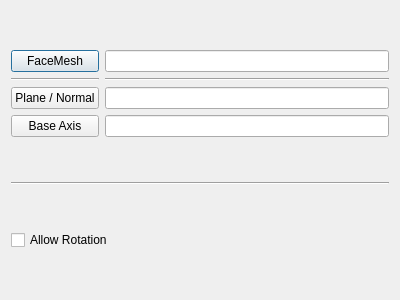
Above: UVUnwrap/resources/ui/UVMesh_plane.ui from Jarno-de-Wit/UVUnwrap before the change. Below: the same form after it.
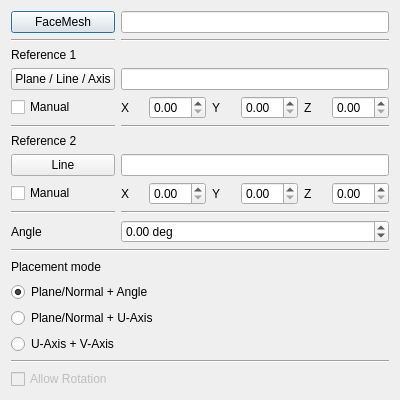
That is the form after the change.

```diff
--- a/UVUnwrap/resources/ui/UVMesh_plane.ui
+++ b/UVUnwrap/resources/ui/UVMesh_plane.ui
@@ -7,7 +7,7 @@
     <x>0</x>
     <y>0</y>
     <width>400</width>
-    <height>300</height>
+    <height>400</height>
    </rect>
   </property>
   <property name="windowTitle">
@@ -59,25 +59,22 @@
       </widget>
      </item>
      <item row="2" column="0">
-      <widget class="QPushButton" name="Plane_select">
+      <widget class="QLabel" name="Ref1_label">
        <property name="text">
-        <string>Plane / Normal</string>
+        <string>Reference 1</string>
        </property>
-       <property name="checkable">
-        <bool>true</bool>
-       </property>
-       <attribute name="buttonGroup">
-        <string notr="true">Select_group</string>
-       </attribute>
       </widget>
      </item>
-     <item row="2" column="1">
-      <widget class="QLineEdit" name="Plane_textbox"/>
-     </item>
      <item row="3" column="0">
-      <widget class="QPushButton" name="Axis_select">
+      <widget class="QPushButton" name="Ref1_select">
+       <property name="minimumSize">
+        <size>
+         <width>100</width>
+         <height>0</height>
+        </size>
+       </property>
        <property name="text">
-        <string>Base Axis</string>
+        <string>Plane / Line / Axis</string>
        </property>
        <property name="checkable">
         <bool>true</bool>
@@ -88,12 +85,177 @@
       </widget>
      </item>
      <item row="3" column="1">
-      <widget class="QLineEdit" name="Axis_textbox"/>
+      <widget class="QLineEdit" name="Ref1_textbox"/>
+     </item>
+     <item row="4" column="0">
+      <widget class="QCheckBox" name="Ref1_manual">
+       <property name="text">
+        <string>Manual</string>
+       </property>
+      </widget>
+     </item>
+     <item row="4" column="1">
+      <layout class="QHBoxLayout" name="horizontalLayout">
+       <item>
+        <widget class="QLabel" name="X1_label">
+         <property name="text">
+          <string>X</string>
+         </property>
+        </widget>
+       </item>
+       <item>
+        <widget class="QDoubleSpinBox" name="X1"/>
+       </item>
+       <item>
+        <widget class="QLabel" name="Y1_label">
+         <property name="text">
+          <string>Y</string>
+         </property>
+        </widget>
+       </item>
+       <item>
+        <widget class="QDoubleSpinBox" name="Y1"/>
+       </item>
+       <item>
+        <widget class="QLabel" name="Z1_label">
+         <property name="text">
+          <string>Z</string>
+         </property>
+        </widget>
+       </item>
+       <item>
+        <widget class="QDoubleSpinBox" name="Z1"/>
+       </item>
+      </layout>
+     </item>
+     <item row="5" column="0">
+      <widget class="QFrame" name="line_3">
+       <property name="frameShape">
+        <enum>QFrame::Shape::HLine</enum>
+       </property>
+       <property name="frameShadow">
+        <enum>QFrame::Shadow::Sunken</enum>
+       </property>
+      </widget>
+     </item>
+     <item row="5" column="1">
+      <widget class="QFrame" name="line_4">
+       <property name="frameShape">
+        <enum>QFrame::Shape::HLine</enum>
+       </property>
+       <property name="frameShadow">
+        <enum>QFrame::Shadow::Sunken</enum>
+       </property>
+      </widget>
+     </item>
+     <item row="6" column="0">
+      <widget class="QLabel" name="Ref2_label">
+       <property name="text">
+        <string>Reference 2</string>
+       </property>
+      </widget>
+     </item>
+     <item row="7" column="0">
+      <widget class="QPushButton" name="Ref2_select">
+       <property name="text">
+        <string>Line</string>
+       </property>
+       <property name="checkable">
+        <bool>true</bool>
+       </property>
+       <attribute name="buttonGroup">
+        <string notr="true">Select_group</string>
+       </attribute>
+      </widget>
+     </item>
+     <item row="7" column="1">
+      <widget class="QLineEdit" name="Ref2_textbox"/>
+     </item>
+     <item row="8" column="0">
+      <widget class="QCheckBox" name="Ref2_manual">
+       <property name="text">
+        <string>Manual</string>
+       </property>
+      </widget>
+     </item>
+     <item row="8" column="1">
+      <layout class="QHBoxLayout" name="horizontalLayout_3">
+       <item>
+        <widget class="QLabel" name="X2_label">
+         <property name="text">
+          <string>X</string>
+         </property>
+        </widget>
+       </item>
+       <item>
+        <widget class="QDoubleSpinBox" name="X2"/>
+       </item>
+       <item>
+        <widget class="QLabel" name="Y2_label">
+         <property name="text">
+          <string>Y</string>
+         </property>
+        </widget>
+       </item>
+       <item>
+        <widget class="QDoubleSpinBox" name="Y2"/>
+       </item>
+       <item>
+        <widget class="QLabel" name="Z2_label">
+         <property name="text">
+          <string>Z</string>
+         </property>
+        </widget>
+       </item>
+       <item>
+        <widget class="QDoubleSpinBox" name="Z2"/>
+       </item>
+      </layout>
+     </item>
+     <item row="9" column="0">
+      <widget class="QFrame" name="line_5">
+       <property name="frameShape">
+        <enum>QFrame::Shape::HLine</enum>
+       </property>
+       <property name="frameShadow">
+        <enum>QFrame::Shadow::Sunken</enum>
+       </property>
+      </widget>
+     </item>
+     <item row="9" column="1">
+      <widget class="QFrame" name="line_6">
+       <property name="frameShape">
+        <enum>QFrame::Shape::HLine</enum>
+       </property>
+       <property name="frameShadow">
+        <enum>QFrame::Shadow::Sunken</enum>
+       </property>
+      </widget>
+     </item>
+     <item row="10" column="0">
+      <widget class="QLabel" name="Angle_label">
+       <property name="text">
+        <string>Angle</string>
+       </property>
+      </widget>
+     </item>
+     <item row="10" column="1">
+      <widget class="QDoubleSpinBox" name="Angle">
+       <property name="suffix">
+        <string> deg</string>
+       </property>
+       <property name="minimum">
+        <double>-360.000000000000000</double>
+       </property>
+       <property name="maximum">
+        <double>360.000000000000000</double>
+       </property>
+      </widget>
      </item>
     </layout>
    </item>
    <item row="1" column="0">
-    <widget class="QFrame" name="line_3">
+    <widget class="QFrame" name="line_7">
      <property name="frameShape">
       <enum>QFrame::Shape::HLine</enum>
      </property>
@@ -103,7 +265,60 @@
     </widget>
    </item>
    <item row="2" column="0">
+    <widget class="QLabel" name="Attach_label">
+     <property name="text">
+      <string>Placement mode</string>
+     </property>
+    </widget>
+   </item>
+   <item row="3" column="0">
+    <widget class="QRadioButton" name="Attach_1">
+     <property name="text">
+      <string>Plane/Normal + Angle</string>
+     </property>
+     <property name="checked">
+      <bool>true</bool>
+     </property>
+     <attribute name="buttonGroup">
+      <string notr="true">Attach_group</string>
+     </attribute>
+    </widget>
+   </item>
+   <item row="4" column="0">
+    <widget class="QRadioButton" name="Attach_2">
+     <property name="text">
+      <string>Plane/Normal + U-Axis</string>
+     </property>
+     <attribute name="buttonGroup">
+      <string notr="true">Attach_group</string>
+     </attribute>
+    </widget>
+   </item>
+   <item row="5" column="0">
+    <widget class="QRadioButton" name="Attach_3">
+     <property name="text">
+      <string>U-Axis + V-Axis</string>
+     </property>
+     <attribute name="buttonGroup">
+      <string notr="true">Attach_group</string>
+     </attribute>
+    </widget>
+   </item>
+   <item row="6" column="0">
+    <widget class="QFrame" name="line_8">
+     <property name="frameShape">
+      <enum>QFrame::Shape::HLine</enum>
+     </property>
+     <property name="frameShadow">
+      <enum>QFrame::Shadow::Sunken</enum>
+     </property>
+    </widget>
+   </item>
+   <item row="7" column="0">
     <widget class="QCheckBox" name="Allow_rotation">
+     <property name="enabled">
+      <bool>false</bool>
+     </property>
      <property name="text">
       <string>Allow Rotation</string>
      </property>
```
Left out of the diff: 9 changed lines with no effect on the pictures.
